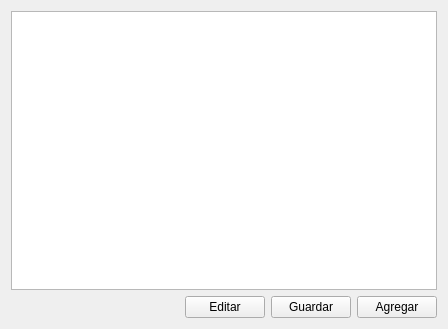
Above: principal.ui from ALEVALENCIA112/P61-Qt-QWidgetTable before the change. Below: the same form after it.
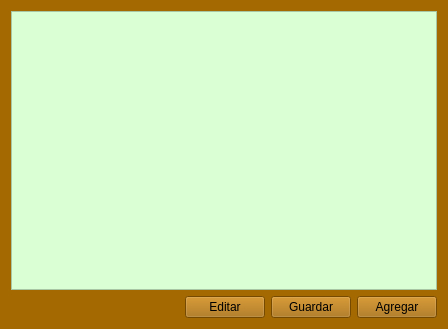
That is the form after the change. Icons and pictures are not drawn.

```diff
--- a/principal.ui
+++ b/principal.ui
@@ -17,9 +17,16 @@
    <iconset resource="Resources.qrc">
     <normaloff>:/IMG/Phonebook.png</normaloff>:/IMG/Phonebook.png</iconset>
   </property>
+  <property name="styleSheet">
+   <string notr="true">background-color: rgb(165, 105, 2);</string>
+  </property>
   <layout class="QVBoxLayout" name="verticalLayout">
    <item>
-    <widget class="QTableWidget" name="tblLista"/>
+    <widget class="QTableWidget" name="tblLista">
+     <property name="styleSheet">
+      <string notr="true">background-color: rgb(218, 255, 212);</string>
+     </property>
+    </widget>
    </item>
    <item>
     <layout class="QHBoxLayout" name="horizontalLayout">
```
